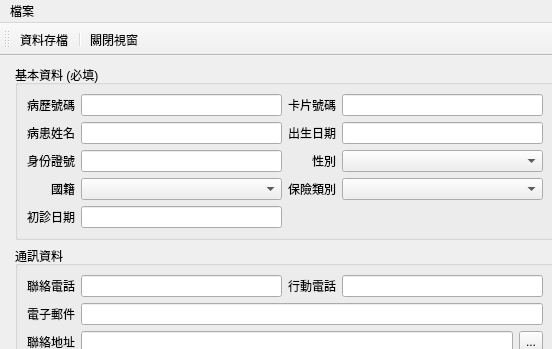
First picture: the form in ui/patient.ui, repository picacat/pyMedical, before the edit; both pictures show x 0 to 552 and y 0 to 349 of the 1115 by 865 pixel window.
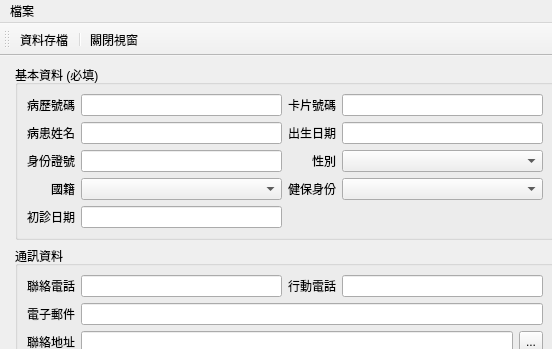
Second picture: the form after the edit. Icons and pictures are not drawn.

The edit to the form file:
```diff
--- a/ui/patient.ui
+++ b/ui/patient.ui
@@ -128,7 +128,7 @@
              <item row="3" column="2">
               <widget class="QLabel" name="label_9">
                <property name="text">
-                <string>保險類別</string>
+                <string>健保身份</string>
                </property>
                <property name="alignment">
                 <set>Qt::AlignRight|Qt::AlignTrailing|Qt::AlignVCenter</set>
```
